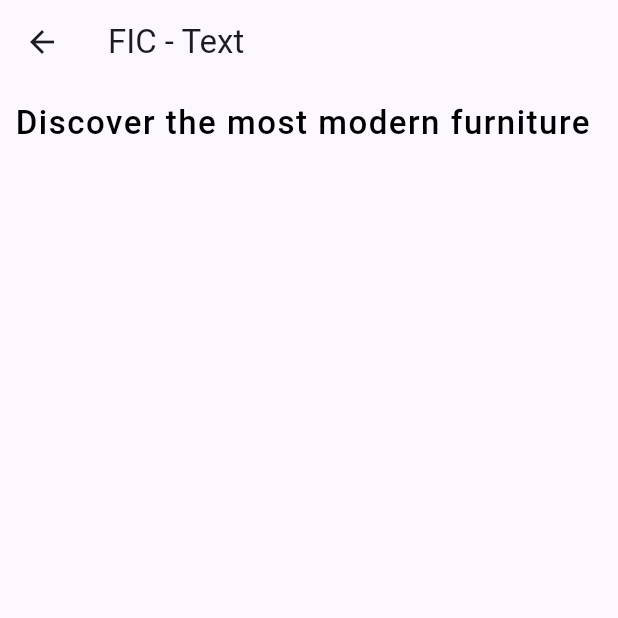
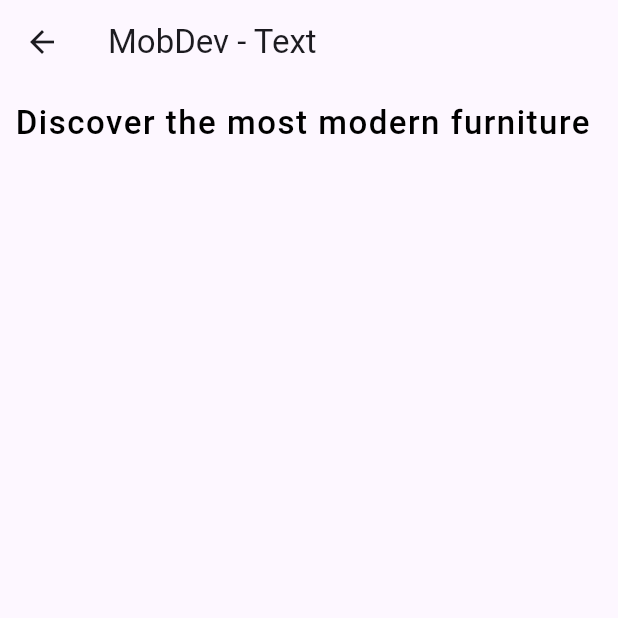
Before and after one commit to Fakruroji/flutterdasar, a Flutter app: the TextWidget screen opened directly, on a phone screen of 412 x 824 dp, the top half of it. Run offline on Flutter 3.47's test engine with Material 2 defaults, Android fonts, the phone set to English and light mode, and no system bars.

Commit message:
Update text_widget.dart

```diff
--- a/lib/basic_widget/text_widget.dart
+++ b/lib/basic_widget/text_widget.dart
@@ -7,7 +7,7 @@ class TextWidget extends StatelessWidget {
   Widget build(BuildContext context) {
     return Scaffold(
       appBar: AppBar(
-        title: const Text("FIC - Text"),
+        title: const Text("MobDev - Text"),
         actions: const [],
       ),
       body: Container(
```
